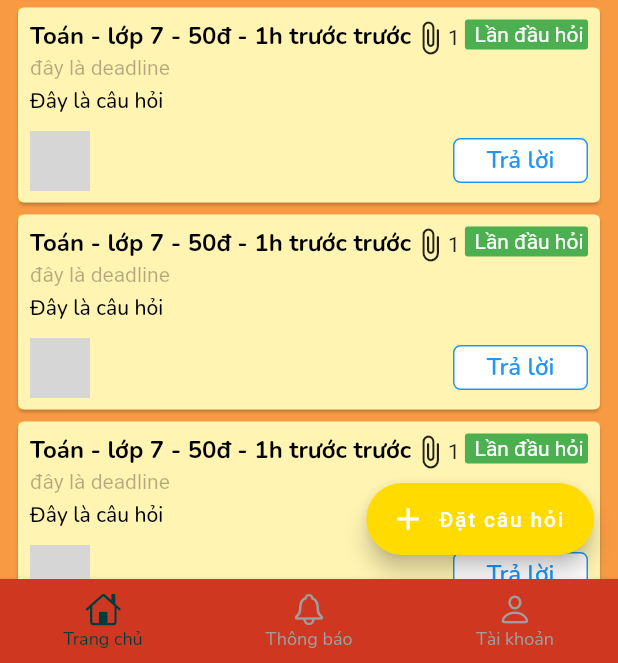
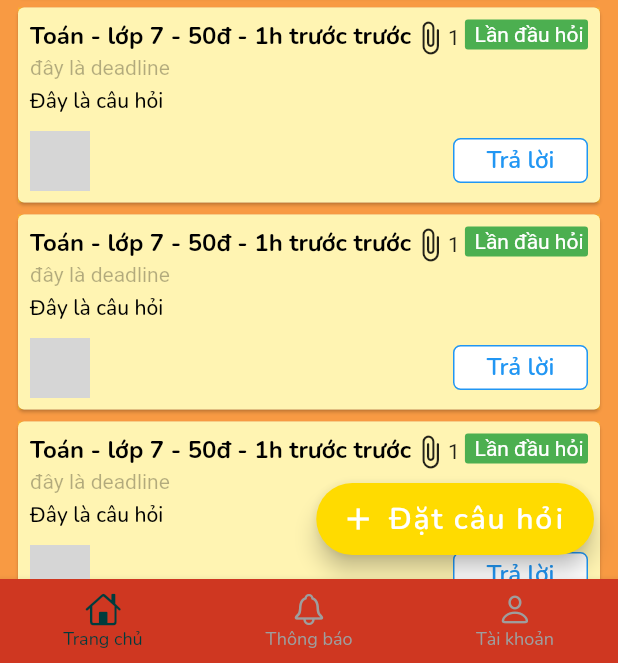
Before and after one commit to phudqph09495/app_q_n_a, a Flutter app: the screen it shows after launch, on a phone screen of 412 x 824 dp, the part 573-1236 px from its top. Run offline on Flutter 3.47's test engine with Material 2 defaults, Android fonts, the phone set to English and light mode, and no system bars; drawn by our look-alikes of readmore; our stand-ins replace flutter_rating_bar, font_awesome_flutter, google_fonts, image_cropper, image_picker, share and 1 more; network calls fail; grey boxes are pictures that could not be loaded.

Commit message:
Đoàn Quang Phú-Update code 18/06/2022
Chỉnh sửa giao diện

```diff
--- a/lib/Screens/answer_screen.dart
+++ b/lib/Screens/answer_screen.dart
@@ -21,7 +21,7 @@ class _AnswerScreenState extends State<AnswerScreen> {
     return Scaffold(
       bottomSheet: Button1(
           colorButton: ColorApp.orangeF2,
-          textColor: Colors.white,
+          textColor: Colors.black,
           textButton: 'Viết câu trả lời',
           ontap: () {
             Navigator.push(context,
--- a/lib/Screens/home.dart
+++ b/lib/Screens/home.dart
@@ -28,7 +28,7 @@ class _HomeScreenState extends State<HomeScreen> {
           Navigator.push(
               context, MaterialPageRoute(builder: (context) => AddQuestion()));
         },
-        label: Text('Đặt câu hỏi'),
+        label: Text('Đặt câu hỏi',style: StyleApp.textStyle600(fontSize: 20, color: Colors.white),),
         icon: Icon(Icons.add),
       ),
       backgroundColor: ColorApp.orangeF8,
```
Also changed, not shown: 1 other file.
